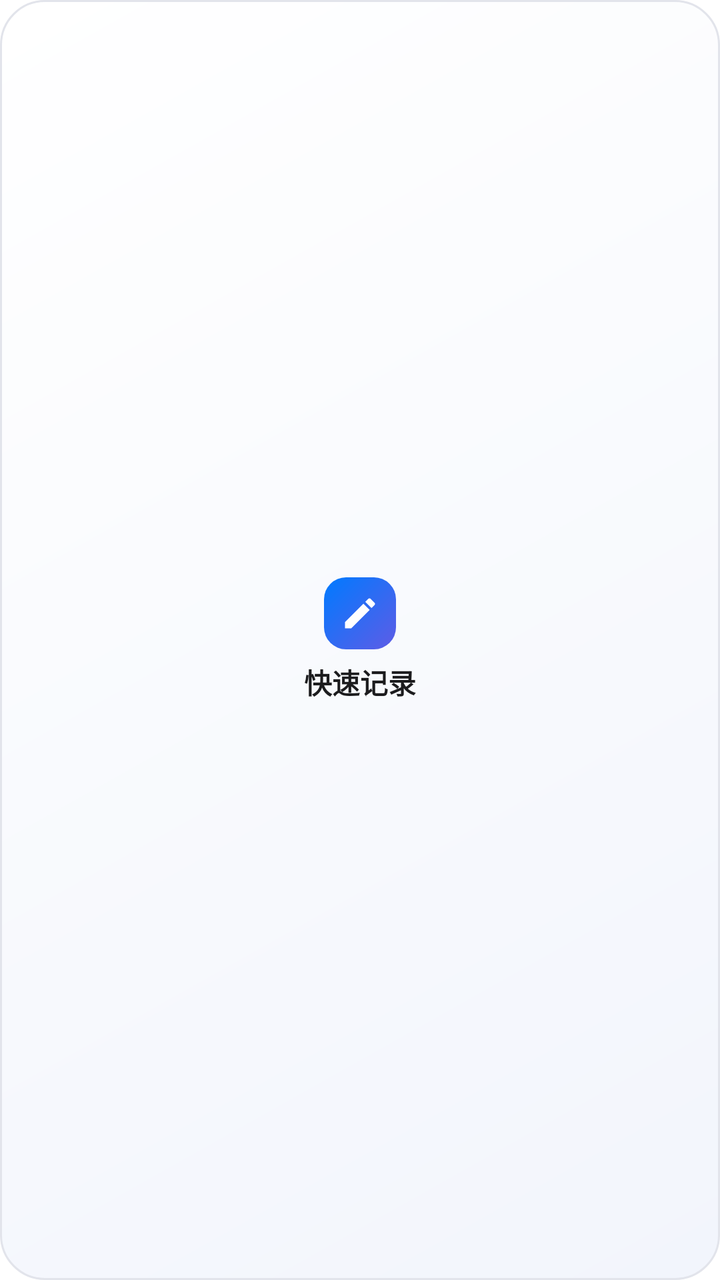
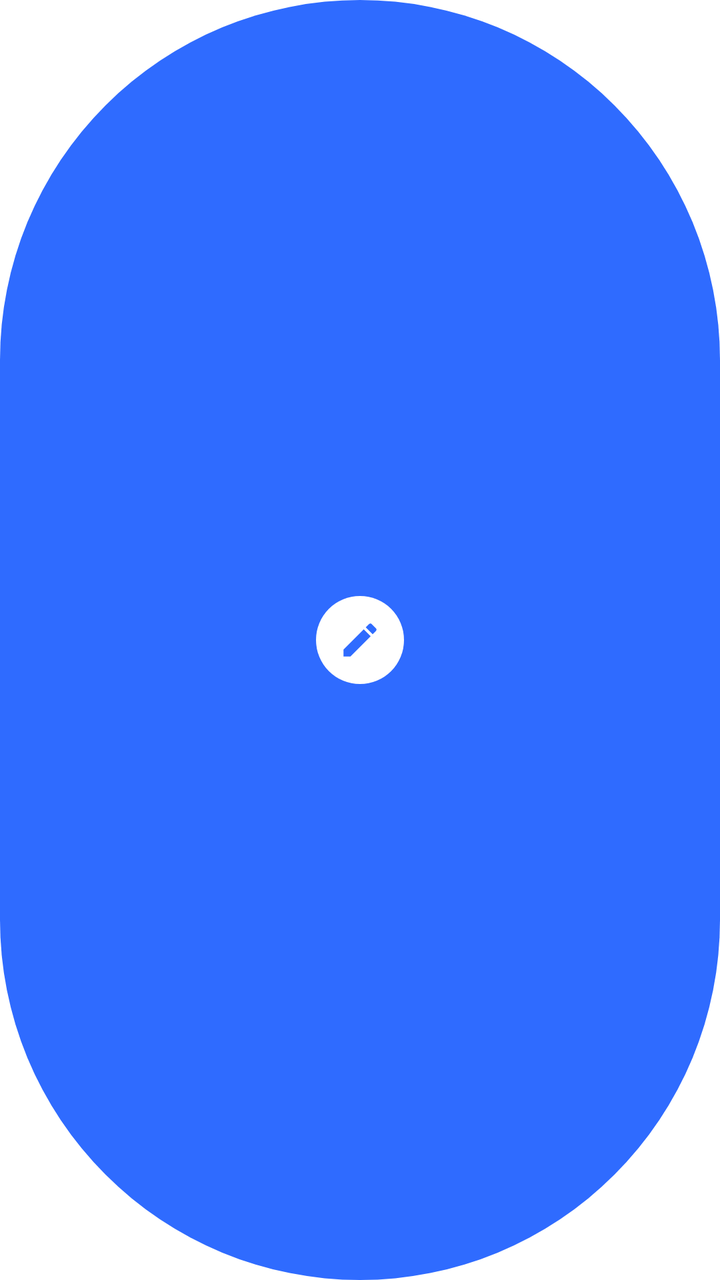

An Android layout rendered at two revisions. The XML below is the earlier revision; the diff shows what the commit changed to produce the second picture.
<!-- AndroidManifest.xml: fallback theme Theme.MaterialComponents.DayNight.NoActionBar -->
<!-- res/layout/widget_quick_record_tall.xml -->
<?xml version="1.0" encoding="utf-8"?>
<LinearLayout xmlns:android="http://schemas.android.com/apk/res/android"
    android:id="@+id/widget_quick_record_root"
    android:layout_width="match_parent"
    android:layout_height="match_parent"
    android:background="@drawable/bg_widget_quick_record_outer"
    android:contentDescription="@string/widget_quick_record_action"
    android:gravity="center"
    android:orientation="vertical"
    android:padding="8dp">

    <LinearLayout
        android:layout_width="wrap_content"
        android:layout_height="wrap_content"
        android:gravity="center_horizontal"
        android:orientation="vertical">

        <ImageView
            android:layout_width="36dp"
            android:layout_height="36dp"
            android:background="@drawable/bg_widget_qr_badge"
            android:importantForAccessibility="no"
            android:padding="8dp"
            android:scaleType="centerInside"
            android:src="@drawable/ic_widget_pen" />

        <TextView
            android:id="@+id/qr_tall_title"
            android:layout_width="wrap_content"
            android:layout_height="wrap_content"
            android:layout_marginTop="6dp"
            android:ellipsize="end"
            android:maxLines="1"
            android:text="快速记录"
            android:textColor="@color/widget_text_primary"
            android:textSize="14sp"
            android:textStyle="bold" />

        <TextView
            android:id="@+id/qr_tall_subtitle"
            android:layout_width="wrap_content"
            android:layout_height="wrap_content"
            android:layout_marginTop="2dp"
            android:ellipsize="end"
            android:maxLines="1"
            android:text="点按开始记录"
            android:textColor="@color/widget_text_secondary"
            android:textSize="11sp"
            android:visibility="gone" />
    </LinearLayout>

    <FrameLayout
        android:id="@+id/qr_tall_input"
        android:layout_width="match_parent"
        android:layout_height="0dp"
        android:layout_marginTop="8dp"
        android:layout_weight="1"
        android:background="@drawable/bg_widget_quick_record_input"
        android:visibility="gone">

        <ImageView
            android:id="@+id/qr_tall_watermark"
            android:layout_width="44dp"
            android:layout_height="44dp"
            android:layout_gravity="bottom|end"
            android:layout_margin="6dp"
            android:importantForAccessibility="no"
            android:src="@drawable/ic_widget_pen_watermark"
            android:visibility="gone" />

        <TextView
            android:id="@+id/qr_tall_placeholder"
            android:layout_width="match_parent"
            android:layout_height="wrap_content"
            android:ellipsize="end"
            android:gravity="top|start"
            android:maxLines="2"
            android:padding="10dp"
            android:text="写点什么…"
            android:textColor="@color/widget_text_secondary"
            android:textSize="12sp" />
    </FrameLayout>

    <LinearLayout
        android:id="@+id/qr_tall_actions_row"
        android:layout_width="wrap_content"
        android:layout_height="wrap_content"
        android:layout_marginTop="8dp"
        android:gravity="center"
        android:orientation="horizontal"
        android:visibility="gone">

        <ImageButton
            android:id="@+id/qr_tall_photo_row"
            android:layout_width="34dp"
            android:layout_height="34dp"
            android:background="@drawable/bg_widget_qr_icon_btn"
            android:contentDescription="选择相册图片"
            android:scaleType="centerInside"
            android:src="@drawable/ic_gallery" />

        <ImageButton
            android:id="@+id/qr_tall_camera_row"
            android:layout_width="34dp"
            android:layout_height="34dp"
            android:layout_marginStart="8dp"
            android:background="@drawable/bg_widget_qr_icon_btn"
            android:contentDescription="启动相机拍照"
            android:scaleType="centerInside"
            android:src="@drawable/ic_camera" />
    </LinearLayout>

    <LinearLayout
        android:id="@+id/qr_tall_actions_col"
        android:layout_width="wrap_content"
        android:layout_height="wrap_content"
        android:layout_marginTop="8dp"
        android:gravity="center"
        android:orientation="vertical"
        android:visibility="gone">

        <ImageButton
            android:id="@+id/qr_tall_photo_col"
            android:layout_width="32dp"
            android:layout_height="32dp"
            android:background="@drawable/bg_widget_qr_icon_btn"
            android:contentDescription="选择相册图片"
            android:scaleType="centerInside"
            android:src="@drawable/ic_gallery" />

        <ImageButton
            android:id="@+id/qr_tall_camera_col"
            android:layout_width="32dp"
            android:layout_height="32dp"
            android:layout_marginTop="6dp"
            android:background="@drawable/bg_widget_qr_icon_btn"
            android:contentDescription="启动相机拍照"
            android:scaleType="centerInside"
            android:src="@drawable/ic_camera" />
    </LinearLayout>
</LinearLayout>
<!-- resources referenced by this layout -->
<resources>
  <color name="widget_text_primary">#1C1C1E</color>
  <color name="widget_text_secondary">#8E8E93</color>
  <!-- drawable bg_widget_qr_badge (drawable) -->
  <?xml version="1.0" encoding="utf-8"?>
  <shape xmlns:android="http://schemas.android.com/apk/res/android">
      <gradient
          android:angle="315"
          android:endColor="@color/widget_qr_accent_end"
          android:startColor="@color/widget_accent"
          android:type="linear" />
      <corners android:radius="11dp" />
  </shape>
  <!-- drawable bg_widget_qr_icon_btn (drawable) -->
  <?xml version="1.0" encoding="utf-8"?>
  <shape xmlns:android="http://schemas.android.com/apk/res/android"
      android:shape="oval">
      <solid android:color="@color/widget_qr_icon_bg" />
  </shape>
  <!-- drawable bg_widget_quick_record_input (drawable) -->
  <?xml version="1.0" encoding="utf-8"?>
  <shape xmlns:android="http://schemas.android.com/apk/res/android">
      <solid android:color="@color/widget_qr_input_bg" />
      <corners android:radius="15dp" />
      <stroke
          android:width="1dp"
          android:color="@color/widget_border" />
  </shape>
  <!-- drawable bg_widget_quick_record_outer (drawable) -->
  <?xml version="1.0" encoding="utf-8"?>
  <shape xmlns:android="http://schemas.android.com/apk/res/android">
      <gradient
          android:angle="315"
          android:endColor="@color/widget_qr_surface_bottom"
          android:startColor="@color/widget_qr_surface_top"
          android:type="linear" />
      <corners android:radius="22dp" />
      <stroke
          android:width="1dp"
          android:color="@color/widget_border" />
  </shape>
  <!-- drawable ic_camera (drawable) -->
  <vector xmlns:android="http://schemas.android.com/apk/res/android"
      android:width="24dp"
      android:height="24dp"
      android:viewportWidth="24"
      android:viewportHeight="24">
      <path
          android:fillColor="@color/widget_text_primary"
          android:pathData="M12,12m-3.2,0a3.2,3.2 0,1 1,6.4 0a3.2,3.2 0,1 1,-6.4 0 M9,2L7.17,4H4c-1.1,0 -2,0.9 -2,2v12c0,1.1 0.9,2 2,2h16c1.1,0 2,-0.9 2,-2V6c0,-1.1 -0.9,-2 -2,-2h-3.17L15,2H9zM12,17c-2.76,0 -5,-2.24 -5,-5s2.24,-5 5,-5 5,2.24 5,5 -2.24,5 -5,5z" />
  </vector>
  <!-- drawable ic_gallery (drawable) -->
  <vector xmlns:android="http://schemas.android.com/apk/res/android"
      android:width="24dp"
      android:height="24dp"
      android:viewportWidth="24"
      android:viewportHeight="24">
      <path
          android:fillColor="@color/widget_text_primary"
          android:pathData="M19,3H5c-1.1,0 -2,0.9 -2,2v14c0,1.1 0.9,2 2,2h14c1.1,0 2,-0.9 2,-2V5c0,-1.1 -0.9,-2 -2,-2zM8.5,12.5l2.5,3.01L14.5,11l4.5,6H5l3.5,-4.5z" />
  </vector>
  <!-- drawable ic_widget_pen (drawable) -->
  <?xml version="1.0" encoding="utf-8"?>
  <vector xmlns:android="http://schemas.android.com/apk/res/android"
      android:width="24dp"
      android:height="24dp"
      android:viewportWidth="24"
      android:viewportHeight="24">
      <path
          android:fillColor="#FFFFFFFF"
          android:pathData="M3,17.25V21h3.75L17.81,9.94l-3.75,-3.75L3,17.25zM20.71,7.04c0.39,-0.39 0.39,-1.02 0,-1.41l-2.34,-2.34c-0.39,-0.39 -1.02,-0.39 -1.41,0l-1.83,1.83 3.75,3.75 1.83,-1.83z" />
  </vector>
  <!-- drawable ic_widget_pen_watermark (drawable) -->
  <?xml version="1.0" encoding="utf-8"?>
  <vector xmlns:android="http://schemas.android.com/apk/res/android"
      android:width="24dp"
      android:height="24dp"
      android:viewportWidth="24"
      android:viewportHeight="24">
      <path
          android:fillColor="@color/widget_qr_watermark"
          android:pathData="M3,17.25V21h3.75L17.81,9.94l-3.75,-3.75L3,17.25zM20.71,7.04c0.39,-0.39 0.39,-1.02 0,-1.41l-2.34,-2.34c-0.39,-0.39 -1.02,-0.39 -1.41,0l-1.83,1.83 3.75,3.75 1.83,-1.83z" />
  </vector>
  <color name="widget_qr_accent_end">#5E5CE6</color>
  <color name="widget_accent">#007AFF</color>
  <color name="widget_qr_icon_bg">#0F000000</color>
  <color name="widget_qr_input_bg">#FFFFFFFF</color>
  <color name="widget_border">#E2E4EB</color>
  <color name="widget_qr_surface_bottom">#F2F5FC</color>
  <color name="widget_qr_surface_top">#FFFFFFFF</color>
  <color name="widget_qr_watermark">#140A84FF</color>
  <!-- unchanged entries left out for length: 1 -->
</resources>

<!-- the commit's change to res/layout/widget_quick_record_tall.xml (unified diff, before → after) -->
@@ -3,139 +3,42 @@
     android:id="@+id/widget_quick_record_root"
     android:layout_width="match_parent"
     android:layout_height="match_parent"
-    android:background="@drawable/bg_widget_quick_record_outer"
+    android:background="@drawable/bg_widget_qr_pill"
     android:contentDescription="@string/widget_quick_record_action"
     android:gravity="center"
-    android:orientation="vertical"
-    android:padding="8dp">
+    android:orientation="vertical">
 
-    <LinearLayout
-        android:layout_width="wrap_content"
-        android:layout_height="wrap_content"
-        android:gravity="center_horizontal"
-        android:orientation="vertical">
+    <ImageButton
+        android:id="@+id/qr_tall_primary"
+        android:layout_width="44dp"
+        android:layout_height="44dp"
+        android:background="@drawable/bg_widget_qr_solid_circle"
+        android:contentDescription="@string/widget_quick_record_action"
+        android:padding="11dp"
+        android:scaleType="centerInside"
+        android:src="@drawable/ic_widget_pen_accent" />
 
-        <ImageView
-            android:layout_width="36dp"
-            android:layout_height="36dp"
-            android:background="@drawable/bg_widget_qr_badge"
-            android:importantForAccessibility="no"
-            android:padding="8dp"
-            android:scaleType="centerInside"
-            android:src="@drawable/ic_widget_pen" />
+    <ImageButton
+        android:id="@+id/qr_tall_photo"
+        android:layout_width="34dp"
+        android:layout_height="34dp"
+        android:layout_marginTop="12dp"
+        android:background="@drawable/bg_widget_qr_scrim"
+        android:contentDescription="选择相册图片"
+        android:padding="8dp"
+        android:scaleType="centerInside"
+        android:src="@drawable/ic_widget_gallery_white"
+        android:visibility="gone" />
 
-        <TextView
-            android:id="@+id/qr_tall_title"
-            android:layout_width="wrap_content"
-            android:layout_height="wrap_content"
-            android:layout_marginTop="6dp"
-            android:ellipsize="end"
-            android:maxLines="1"
-            android:text="快速记录"
-            android:textColor="@color/widget_text_primary"
-            android:textSize="14sp"
-            android:textStyle="bold" />
-
-        <TextView
-            android:id="@+id/qr_tall_subtitle"
-            android:layout_width="wrap_content"
-            android:layout_height="wrap_content"
-            android:layout_marginTop="2dp"
-            android:ellipsize="end"
-            android:maxLines="1"
-            android:text="点按开始记录"
-            android:textColor="@color/widget_text_secondary"
-            android:textSize="11sp"
-            android:visibility="gone" />
-    </LinearLayout>
-
-    <FrameLayout
-        android:id="@+id/qr_tall_input"
-        android:layout_width="match_parent"
-        android:layout_height="0dp"
+    <ImageButton
+        android:id="@+id/qr_tall_camera"
+        android:layout_width="34dp"
+        android:layout_height="34dp"
         android:layout_marginTop="8dp"
-        android:layout_weight="1"
-        android:background="@drawable/bg_widget_quick_record_input"
-        android:visibility="gone">
-
-        <ImageView
-            android:id="@+id/qr_tall_watermark"
-            android:layout_width="44dp"
-            android:layout_height="44dp"
-            android:layout_gravity="bottom|end"
-            android:layout_margin="6dp"
-            android:importantForAccessibility="no"
-            android:src="@drawable/ic_widget_pen_watermark"
-            android:visibility="gone" />
-
-        <TextView
-            android:id="@+id/qr_tall_placeholder"
-            android:layout_width="match_parent"
-            android:layout_height="wrap_content"
-            android:ellipsize="end"
-            android:gravity="top|start"
-            android:maxLines="2"
-            android:padding="10dp"
-            android:text="写点什么…"
-            android:textColor="@color/widget_text_secondary"
-            android:textSize="12sp" />
-    </FrameLayout>
-
-    <LinearLayout
-        android:id="@+id/qr_tall_actions_row"
-        android:layout_width="wrap_content"
-        android:layout_height="wrap_content"
-        android:layout_marginTop="8dp"
-        android:gravity="center"
-        android:orientation="horizontal"
-        android:visibility="gone">
-
-        <ImageButton
-            android:id="@+id/qr_tall_photo_row"
-            android:layout_width="34dp"
-            android:layout_height="34dp"
-            android:background="@drawable/bg_widget_qr_icon_btn"
-            android:contentDescription="选择相册图片"
-            android:scaleType="centerInside"
-            android:src="@drawable/ic_gallery" />
-
-        <ImageButton
-            android:id="@+id/qr_tall_camera_row"
-            android:layout_width="34dp"
-            android:layout_height="34dp"
-            android:layout_marginStart="8dp"
-            android:background="@drawable/bg_widget_qr_icon_btn"
-            android:contentDescription="启动相机拍照"
-            android:scaleType="centerInside"
-            android:src="@drawable/ic_camera" />
-    </LinearLayout>
-
-    <LinearLayout
-        android:id="@+id/qr_tall_actions_col"
-        android:layout_width="wrap_content"
-        android:layout_height="wrap_content"
-        android:layout_marginTop="8dp"
-        android:gravity="center"
-        android:orientation="vertical"
-        android:visibility="gone">
-
-        <ImageButton
-            android:id="@+id/qr_tall_photo_col"
-            android:layout_width="32dp"
-            android:layout_height="32dp"
-            android:background="@drawable/bg_widget_qr_icon_btn"
-            android:contentDescription="选择相册图片"
-            android:scaleType="centerInside"
-            android:src="@drawable/ic_gallery" />
-
-        <ImageButton
-            android:id="@+id/qr_tall_camera_col"
-            android:layout_width="32dp"
-            android:layout_height="32dp"
-            android:layout_marginTop="6dp"
-            android:background="@drawable/bg_widget_qr_icon_btn"
-            android:contentDescription="启动相机拍照"
-            android:scaleType="centerInside"
-            android:src="@drawable/ic_camera" />
-    </LinearLayout>
+        android:background="@drawable/bg_widget_qr_scrim"
+        android:contentDescription="启动相机拍照"
+        android:padding="8dp"
+        android:scaleType="centerInside"
+        android:src="@drawable/ic_widget_camera_white"
+        android:visibility="gone" />
 </LinearLayout>
<!-- resource entries referenced after the edit -->
@@ -1,66 +1,24 @@
 <!-- resources referenced by this layout -->
 <resources>
-  <color name="widget_text_primary">#1C1C1E</color>
-  <color name="widget_text_secondary">#8E8E93</color>
-  <!-- drawable bg_widget_qr_badge (drawable) -->
+  <!-- drawable bg_widget_qr_pill (drawable) -->
   <?xml version="1.0" encoding="utf-8"?>
   <shape xmlns:android="http://schemas.android.com/apk/res/android">
-      <gradient
-          android:angle="315"
-          android:endColor="@color/widget_qr_accent_end"
-          android:startColor="@color/widget_accent"
-          android:type="linear" />
-      <corners android:radius="11dp" />
+      <solid android:color="@color/widget_qr_accent" />
+      <corners android:radius="999dp" />
   </shape>
-  <!-- drawable bg_widget_qr_icon_btn (drawable) -->
+  <!-- drawable bg_widget_qr_scrim (drawable) -->
   <?xml version="1.0" encoding="utf-8"?>
   <shape xmlns:android="http://schemas.android.com/apk/res/android"
       android:shape="oval">
-      <solid android:color="@color/widget_qr_icon_bg" />
+      <solid android:color="@color/widget_qr_scrim" />
   </shape>
-  <!-- drawable bg_widget_quick_record_input (drawable) -->
+  <!-- drawable bg_widget_qr_solid_circle (drawable) -->
   <?xml version="1.0" encoding="utf-8"?>
-  <shape xmlns:android="http://schemas.android.com/apk/res/android">
-      <solid android:color="@color/widget_qr_input_bg" />
-      <corners android:radius="15dp" />
-      <stroke
-          android:width="1dp"
-          android:color="@color/widget_border" />
+  <shape xmlns:android="http://schemas.android.com/apk/res/android"
+      android:shape="oval">
+      <solid android:color="@color/widget_qr_on_accent" />
   </shape>
-  <!-- drawable bg_widget_quick_record_outer (drawable) -->
-  <?xml version="1.0" encoding="utf-8"?>
-  <shape xmlns:android="http://schemas.android.com/apk/res/android">
-      <gradient
-          android:angle="315"
-          android:endColor="@color/widget_qr_surface_bottom"
-          android:startColor="@color/widget_qr_surface_top"
-          android:type="linear" />
-      <corners android:radius="22dp" />
-      <stroke
-          android:width="1dp"
-          android:color="@color/widget_border" />
-  </shape>
-  <!-- drawable ic_camera (drawable) -->
-  <vector xmlns:android="http://schemas.android.com/apk/res/android"
-      android:width="24dp"
-      android:height="24dp"
-      android:viewportWidth="24"
-      android:viewportHeight="24">
-      <path
-          android:fillColor="@color/widget_text_primary"
-          android:pathData="M12,12m-3.2,0a3.2,3.2 0,1 1,6.4 0a3.2,3.2 0,1 1,-6.4 0 M9,2L7.17,4H4c-1.1,0 -2,0.9 -2,2v12c0,1.1 0.9,2 2,2h16c1.1,0 2,-0.9 2,-2V6c0,-1.1 -0.9,-2 -2,-2h-3.17L15,2H9zM12,17c-2.76,0 -5,-2.24 -5,-5s2.24,-5 5,-5 5,2.24 5,5 -2.24,5 -5,5z" />
-  </vector>
-  <!-- drawable ic_gallery (drawable) -->
-  <vector xmlns:android="http://schemas.android.com/apk/res/android"
-      android:width="24dp"
-      android:height="24dp"
-      android:viewportWidth="24"
-      android:viewportHeight="24">
-      <path
-          android:fillColor="@color/widget_text_primary"
-          android:pathData="M19,3H5c-1.1,0 -2,0.9 -2,2v14c0,1.1 0.9,2 2,2h14c1.1,0 2,-0.9 2,-2V5c0,-1.1 -0.9,-2 -2,-2zM8.5,12.5l2.5,3.01L14.5,11l4.5,6H5l3.5,-4.5z" />
-  </vector>
-  <!-- drawable ic_widget_pen (drawable) -->
+  <!-- drawable ic_widget_camera_white (drawable) -->
   <?xml version="1.0" encoding="utf-8"?>
   <vector xmlns:android="http://schemas.android.com/apk/res/android"
       android:width="24dp"
@@ -68,10 +26,10 @@
       android:viewportWidth="24"
       android:viewportHeight="24">
       <path
-          android:fillColor="#FFFFFFFF"
-          android:pathData="M3,17.25V21h3.75L17.81,9.94l-3.75,-3.75L3,17.25zM20.71,7.04c0.39,-0.39 0.39,-1.02 0,-1.41l-2.34,-2.34c-0.39,-0.39 -1.02,-0.39 -1.41,0l-1.83,1.83 3.75,3.75 1.83,-1.83z" />
+          android:fillColor="@color/widget_qr_on_accent"
+          android:pathData="M12,12m-3.2,0a3.2,3.2 0,1 1,6.4 0a3.2,3.2 0,1 1,-6.4 0 M9,2L7.17,4H4c-1.1,0 -2,0.9 -2,2v12c0,1.1 0.9,2 2,2h16c1.1,0 2,-0.9 2,-2V6c0,-1.1 -0.9,-2 -2,-2h-3.17L15,2H9zM12,17c-2.76,0 -5,-2.24 -5,-5s2.24,-5 5,-5 5,2.24 5,5 -2.24,5 -5,5z" />
   </vector>
-  <!-- drawable ic_widget_pen_watermark (drawable) -->
+  <!-- drawable ic_widget_gallery_white (drawable) -->
   <?xml version="1.0" encoding="utf-8"?>
   <vector xmlns:android="http://schemas.android.com/apk/res/android"
       android:width="24dp"
@@ -79,17 +37,23 @@
       android:viewportWidth="24"
       android:viewportHeight="24">
       <path
-          android:fillColor="@color/widget_qr_watermark"
+          android:fillColor="@color/widget_qr_on_accent"
+          android:pathData="M19,3H5c-1.1,0 -2,0.9 -2,2v14c0,1.1 0.9,2 2,2h14c1.1,0 2,-0.9 2,-2V5c0,-1.1 -0.9,-2 -2,-2zM8.5,12.5l2.5,3.01L14.5,11l4.5,6H5l3.5,-4.5z" />
+  </vector>
+  <!-- drawable ic_widget_pen_accent (drawable) -->
+  <?xml version="1.0" encoding="utf-8"?>
+  <vector xmlns:android="http://schemas.android.com/apk/res/android"
+      android:width="24dp"
+      android:height="24dp"
+      android:viewportWidth="24"
+      android:viewportHeight="24">
+      <path
+          android:fillColor="@color/widget_qr_accent"
           android:pathData="M3,17.25V21h3.75L17.81,9.94l-3.75,-3.75L3,17.25zM20.71,7.04c0.39,-0.39 0.39,-1.02 0,-1.41l-2.34,-2.34c-0.39,-0.39 -1.02,-0.39 -1.41,0l-1.83,1.83 3.75,3.75 1.83,-1.83z" />
   </vector>
-  <color name="widget_qr_accent_end">#5E5CE6</color>
-  <color name="widget_accent">#007AFF</color>
-  <color name="widget_qr_icon_bg">#0F000000</color>
-  <color name="widget_qr_input_bg">#FFFFFFFF</color>
-  <color name="widget_border">#E2E4EB</color>
-  <color name="widget_qr_surface_bottom">#F2F5FC</color>
-  <color name="widget_qr_surface_top">#FFFFFFFF</color>
-  <color name="widget_qr_watermark">#140A84FF</color>
+  <color name="widget_qr_accent">#2F6BFF</color>
+  <color name="widget_qr_scrim">#26FFFFFF</color>
+  <color name="widget_qr_on_accent">#FFFFFFFF</color>
   <!-- unchanged entries left out for length: 1 -->
 </resources>
 
